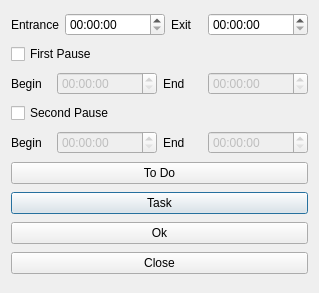
Above: dialogday.ui from BackupTheBerlios/qbadgetask before the change. Below: the same form after it.
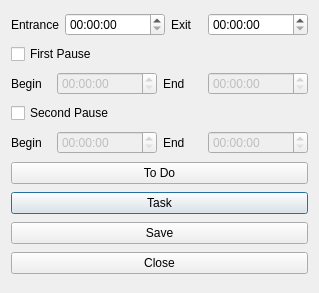
That is the form after the change.

The edit to the form file:
```diff
--- a/dialogday.ui
+++ b/dialogday.ui
@@ -164,7 +164,7 @@
    <item row="7" column="0">
     <widget class="QPushButton" name="pushButton_2">
      <property name="text">
-      <string>Ok</string>
+      <string>Save</string>
      </property>
     </widget>
    </item>
```
Left out of the diff: 43 changed lines with no effect on the pictures.
